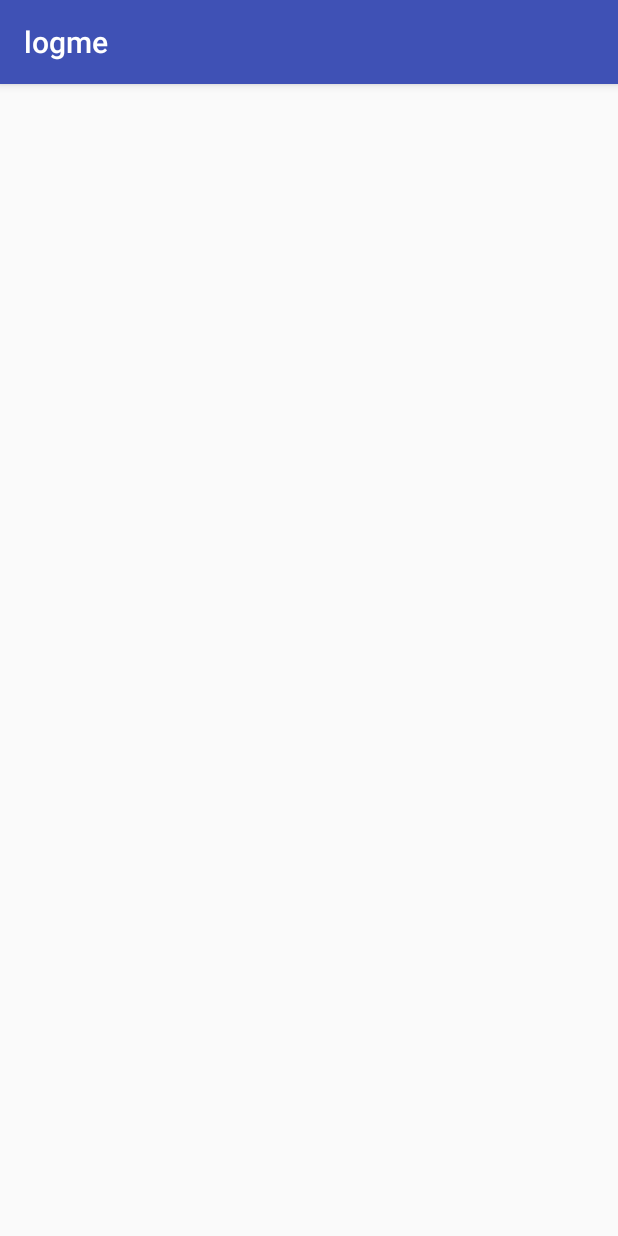
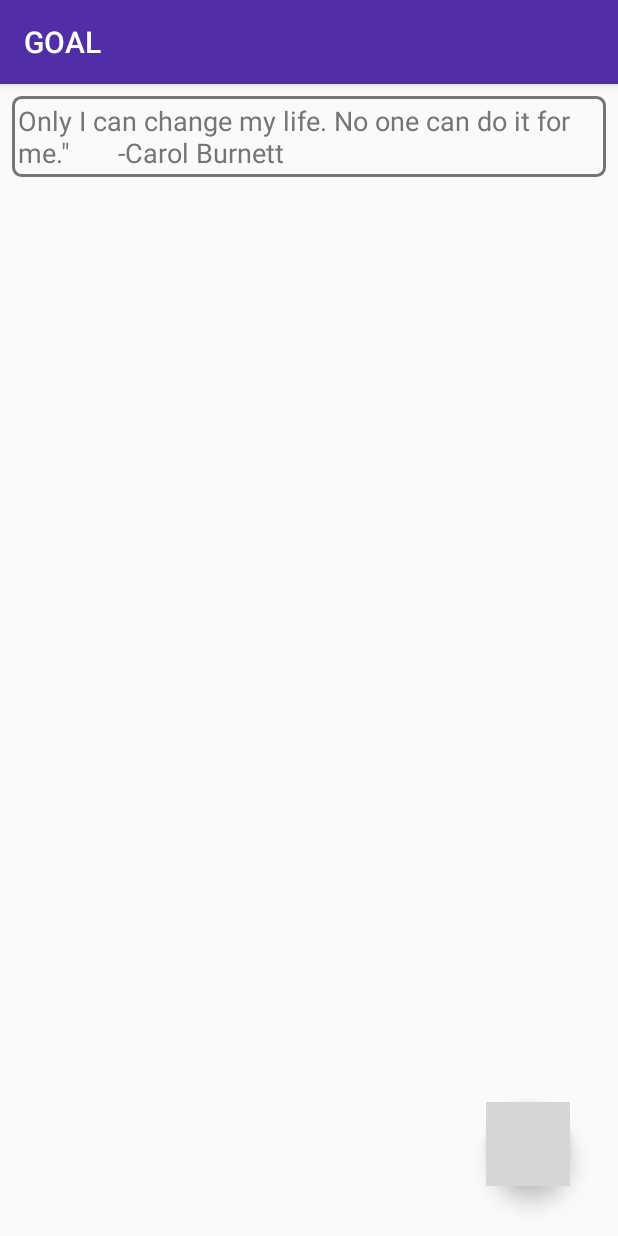
Before and after one commit to vermas7988/account_kit_and_room_Lib, an Android app: the AccountActivity screen opened directly, with no data from a screen before it, on a phone screen of 412 x 824 dp. Run offline under Robolectric (Android 15) with nearby library versions, the phone set to English and light mode, and no system bars; our stand-ins replace Room's generated code, RxJava; grey boxes are pictures that could not be loaded.

```diff
--- a/app/src/main/java/com/yaka/logme/AccountActivity.kt
+++ b/app/src/main/java/com/yaka/logme/AccountActivity.kt
@@ -1,12 +1,70 @@
 package com.yaka.logme
 
+import android.arch.persistence.room.Room
+import android.content.Intent
 import android.support.v7.app.AppCompatActivity
 import android.os.Bundle
+import android.support.v7.widget.LinearLayoutManager
+import android.support.v7.widget.RecyclerView
+import android.view.View
+import io.reactivex.Single
+import io.reactivex.android.schedulers.AndroidSchedulers
+import io.reactivex.schedulers.Schedulers
+import kotlinx.android.synthetic.main.activity_account.*
 
 class AccountActivity : AppCompatActivity() {
+    companion object {
+        var database: MyDatabase? = null
+        var id:Long = 1
+        var boolean = true
+        var array:ArrayList<String> = ArrayList()
+        var x:Int = 0
+
+    }
 
     override fun onCreate(savedInstanceState: Bundle?) {
         super.onCreate(savedInstanceState)
         setContentView(R.layout.activity_account)
+        textView.setText("Only I can change my life. No one can do it for me.\"\t\t\t-Carol Burnett")
+        //recyclerView
+        //db
+        AccountActivity.database =  Room.databaseBuilder(this, MyDatabase::class.java, "database1").build()
+        regi()
+        //recyclerView
+        var recyclerView = findViewById(R.id.recycle) as RecyclerView
+        recyclerView.layoutManager = LinearLayoutManager(this)
+        recyclerView.adapter = Adap(array)
+
+
     }
+
+    fun addtsk(view:View){
+        var intent: Intent = Intent(this,addtask::class.java)
+        startActivity(intent)
+
+    }
+    fun regi() {
+        AccountActivity.database?.personDao()?.getAllPeople()
+                ?.subscribeOn(Schedulers.io())
+                ?.observeOn(AndroidSchedulers.mainThread())
+                ?.subscribe { result ->
+                    for(i in result.indices) {
+                        array.add(result[x++].task)
+                    }
+                }
+
+
+    }
+
+    //write a function to delete item from recycler and call below fn to remove from db
+
+    fun deldata(task:String){
+        Single.fromCallable {
+            AccountActivity.database?.personDao()?.DelAll(task)
+        }.subscribeOn(Schedulers.io())
+                .observeOn(AndroidSchedulers.mainThread()).subscribe()
+
+
+    }
+
 }
--- /dev/null
+++ b/app/src/main/java/com/yaka/logme/Adap.kt
@@ -0,0 +1,26 @@
+package com.yaka.logme
+
+import android.support.v7.widget.RecyclerView
+import android.view.LayoutInflater
+import android.view.View
+import android.view.ViewGroup
+import kotlinx.android.synthetic.main.list.view.*
+
+class Adap(arrayList: ArrayList<String>): RecyclerView.Adapter<Viewhldr>(){
+
+    val str = arrayList
+
+    override fun getItemCount(): Int {
+        return str.size
+    }
+    override fun onCreateViewHolder(parent: ViewGroup, viewType: Int): Viewhldr {
+        val layoutInflater = LayoutInflater.from(parent?.context)
+        val cellforRow = layoutInflater.inflate(R.layout.list,parent,false)
+        return Viewhldr(cellforRow)    }
+    override fun onBindViewHolder(holder: Viewhldr, position: Int) {
+        val strr = str.get(position)
+        holder?.view?.textView2?.text = strr
+    }
+}
+
+class Viewhldr(val view: View): RecyclerView.ViewHolder(view){}
--- /dev/null
+++ b/app/src/main/java/com/yaka/logme/MyDatabase.kt
@@ -0,0 +1,10 @@
+package com.yaka.logme
+
+import android.arch.persistence.room.Database
+import android.arch.persistence.room.RoomDatabase
+
+@Database(entities = arrayOf(ListEntity::class), version = 1)
+abstract class MyDatabase : RoomDatabase() {
+    abstract fun personDao(): ListDao
+
+}
--- a/app/src/main/res/drawable/login_button_selector.xml
+++ b/app/src/main/res/drawable/login_button_selector.xml
@@ -2,17 +2,17 @@
 <selector xmlns:android="http://schemas.android.com/apk/res/android">
     <item android:state_pressed="true" >
         <shape xmlns:android="http://schemas.android.com/apk/res/android">
-            <solid android:color="@color/colorPrimaryDark"/>
+            <solid android:color="#FF4527A0"/>
         </shape>
     </item>
     <item android:state_selected="true">
         <shape xmlns:android="http://schemas.android.com/apk/res/android">
-            <solid android:color="@color/colorPrimaryDark"/>
+            <solid android:color="#FF4527A0"/>
         </shape>
     </item>
     <item>
         <shape xmlns:android="http://schemas.android.com/apk/res/android">
-            <solid android:color="@color/colorPrimary"/>
+            <solid android:color="#FF5E35B1"/>
         </shape>
     </item>
 </selector>
--- /dev/null
+++ b/app/src/main/res/drawable/mybutton.xml
@@ -0,0 +1,24 @@
+<?xml version="1.0" encoding="utf-8"?>
+<selector xmlns:android="http://schemas.android.com/apk/res/android" >
+    <item android:state_pressed="true" >
+        <shape android:shape="rectangle"  >
+            <corners android:radius="5dip" />
+            <stroke android:width="1dip" android:color="#ffff" />
+
+        </shape>
+    </item>
+    <item android:state_focused="true">
+        <shape android:shape="rectangle"  >
+            <corners android:radius="5dip" />
+            <stroke android:width="1dip" android:color="#ff757575" />
+            <solid android:color="#ffff"/>
+        </shape>
+    </item>
+    <item >
+        <shape android:shape="rectangle"  >
+            <corners android:radius="5dip" />
+            <stroke android:width="2dip" android:color="#ff757575" />
+
+        </shape>
+    </item>
+</selector>
--- a/app/src/main/res/layout/activity_account.xml
+++ b/app/src/main/res/layout/activity_account.xml
@@ -1,9 +1,44 @@
 <?xml version="1.0" encoding="utf-8"?>
-<android.support.constraint.ConstraintLayout xmlns:android="http://schemas.android.com/apk/res/android"
+<RelativeLayout xmlns:android="http://schemas.android.com/apk/res/android"
     xmlns:app="http://schemas.android.com/apk/res-auto"
     xmlns:tools="http://schemas.android.com/tools"
     android:layout_width="match_parent"
     android:layout_height="match_parent"
     tools:context=".AccountActivity">
 
-</android.support.constraint.ConstraintLayout>
+    <android.support.design.widget.FloatingActionButton
+        android:id="@+id/floatingActionButton2"
+        android:layout_width="70dp"
+        android:layout_height="70dp"
+        android:layout_alignParentBottom="true"
+        android:layout_alignParentEnd="true"
+        android:layout_marginBottom="33dp"
+        android:layout_marginEnd="32dp"
+        android:background="#FFEF6C00"
+        android:clickable="true"
+        android:onClick="addtsk"
+        app:backgroundTint="#FFEF6C00"
+        app:elevation="8dip"
+        app:rippleColor="#FFE65100"
+        app:srcCompat="@drawable/com_accountkit_pencil" />
+
+    <android.support.v7.widget.RecyclerView
+        android:id="@+id/recycle"
+        android:layout_width="match_parent"
+        android:layout_height="492dp"
+        android:layout_alignParentStart="true"
+        android:layout_below="@+id/textView"
+        android:layout_marginTop="6dp" />
+
+    <TextView
+        android:id="@+id/textView"
+        android:layout_width="match_parent"
+        android:layout_height="wrap_content"
+        android:layout_alignParentStart="true"
+        android:layout_alignParentTop="true"
+        android:layout_margin="8dp"
+        android:background="@drawable/mybutton"
+        android:padding="4dp"
+        android:textColor="#FF757575"
+        android:textSize="18sp" />
+</RelativeLayout>
--- a/app/src/main/res/values/strings.xml
+++ b/app/src/main/res/values/strings.xml
@@ -6,7 +6,7 @@
     <string name="phone_label">Phone Number</string>
     <string name="email_label">Email</string>
     <string name="logout_label">Log Out</string>
-    <string name="app_name">logme</string>
+    <string name="app_name">GOAL</string>
     <string name="FACEBOOK_APP_ID">433066923766360</string>
     <string name="ACCOUNT_KIT_CLIENT_TOKEN">fbac9c94df626a25d9b820312e96cb26</string>
     <string name="ak_login_protocol_scheme">ak433066923766360</string>
--- a/app/src/main/res/values/styles.xml
+++ b/app/src/main/res/values/styles.xml
@@ -3,9 +3,11 @@
     <!-- Base application theme. -->
     <style name="AppTheme" parent="Theme.AppCompat.Light.DarkActionBar">
         <!-- Customize your theme here. -->
-        <item name="colorPrimary">@color/colorPrimary</item>
-        <item name="colorPrimaryDark">@color/colorPrimaryDark</item>
+        <item name="colorPrimary">#FF512DA8</item>
+        <item name="colorPrimaryDark">#FF512DA8</item>
         <item name="colorAccent">@color/colorAccent</item>
+        <item name="android:textColor">#FF512DA8</item>
     </style>
+    <style name="notheme" parent="Theme.AppCompat.Light.NoActionBar"></style>
 
 </resources>
```
Also changed, not shown: app/build.gradle (+11 -0 lines), app/src/main/AndroidManifest.xml (+7 -3 lines), app/src/main/java/com/yaka/logme/ListDao.kt (added, +19 -0 lines), app/src/main/java/com/yaka/logme/ListEntity.kt (added, +11 -0 lines), app/src/main/java/com/yaka/logme/addtask.kt (added, +32 -0 lines), app/src/main/res/drawable/mainbuttn.xml (added, +24 -0 lines), app/src/main/res/layout/activity_addtask.xml (added, +73 -0 lines), app/src/main/res/layout/activity_main.xml (+5 -4 lines), app/src/main/res/layout/list.xml (added, +46 -0 lines), app/src/main/res/drawable/gradientwall.png (added).
